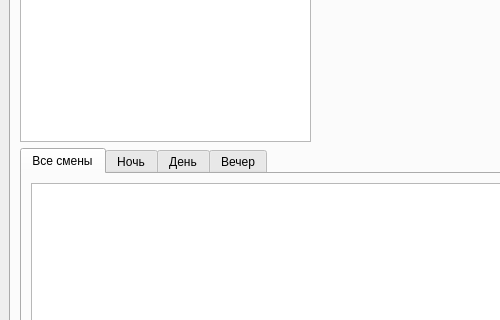
Old version of the form ui_main_window.ui in the repository emikoff/shift_generator; both pictures show x 0 to 500 and y 177 to 497 of the 742 by 641 pixel window.
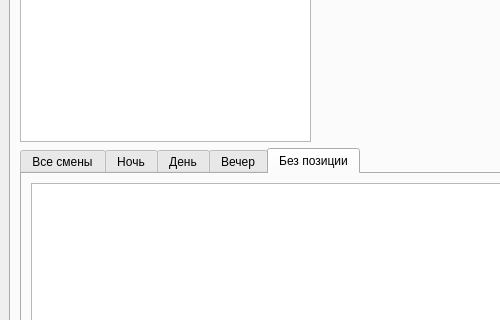
New version of the form. The open tabs and pages were chosen to show the change.

Commit message: dev: Добавил вкладку "Без позиции"

What changed in the file:
```diff
--- a/ui_main_window.ui
+++ b/ui_main_window.ui
@@ -147,6 +147,16 @@
             </item>
            </layout>
           </widget>
+          <widget class="QWidget" name="tab_4">
+           <attribute name="title">
+            <string>Без позиции</string>
+           </attribute>
+           <layout class="QVBoxLayout" name="verticalLayout_13">
+            <item>
+             <widget class="QTableView" name="results_table_no_position"/>
+            </item>
+           </layout>
+          </widget>
          </widget>
         </item>
        </layout>
```
The commit also changes 1 other file.
